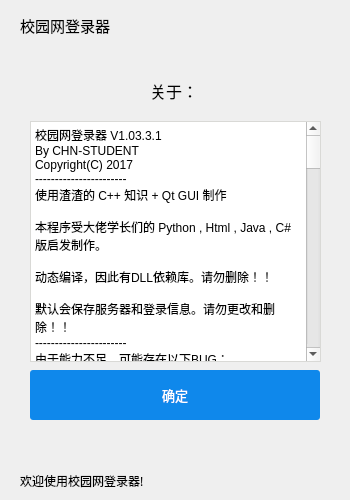
The window that srun-3k-ui/mainwindow.ui (ehaut/srun3k-client-ui) describes before a commit, drawn with Qt 5.
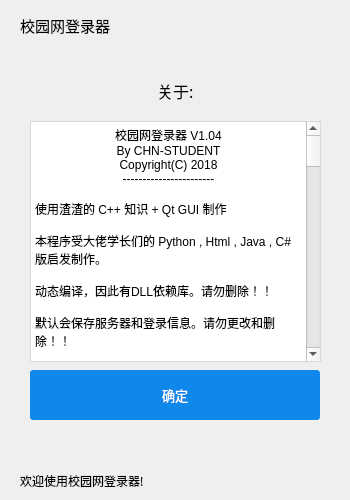
The same window after the commit.

Commit message: 修复公告文件重复写入文件，改变个人信息读取方法，界面居中化改观。

```diff
--- a/srun-3k-ui/mainwindow.ui
+++ b/srun-3k-ui/mainwindow.ui
@@ -1153,25 +1153,6 @@
      </widget>
     </widget>
     <widget class="QWidget" name="about">
-     <widget class="QLabel" name="About_lable">
-      <property name="geometry">
-       <rect>
-        <x>150</x>
-        <y>20</y>
-        <width>91</width>
-        <height>41</height>
-       </rect>
-      </property>
-      <property name="font">
-       <font>
-        <family>微软雅黑</family>
-        <pointsize>12</pointsize>
-       </font>
-      </property>
-      <property name="text">
-       <string>关于：</string>
-      </property>
-     </widget>
      <widget class="QTextBrowser" name="About_show">
       <property name="geometry">
        <rect>
@@ -1201,10 +1182,11 @@
 &lt;html&gt;&lt;head&gt;&lt;meta name=&quot;qrichtext&quot; content=&quot;1&quot; /&gt;&lt;style type=&quot;text/css&quot;&gt;
 p, li { white-space: pre-wrap; }
 &lt;/style&gt;&lt;/head&gt;&lt;body style=&quot; font-family:'SimSun'; font-size:9pt; font-weight:400; font-style:normal;&quot;&gt;
-&lt;p style=&quot; margin-top:0px; margin-bottom:0px; margin-left:0px; margin-right:0px; -qt-block-indent:0; text-indent:0px;&quot;&gt;校园网登录器 V1.03.3.1&lt;/p&gt;
-&lt;p style=&quot; margin-top:0px; margin-bottom:0px; margin-left:0px; margin-right:0px; -qt-block-indent:0; text-indent:0px;&quot;&gt;By CHN-STUDENT&lt;/p&gt;
-&lt;p style=&quot; margin-top:0px; margin-bottom:0px; margin-left:0px; margin-right:0px; -qt-block-indent:0; text-indent:0px;&quot;&gt;Copyright(C) 2017&lt;/p&gt;
-&lt;p style=&quot; margin-top:0px; margin-bottom:0px; margin-left:0px; margin-right:0px; -qt-block-indent:0; text-indent:0px;&quot;&gt;-----------------------&lt;/p&gt;
+&lt;p align=&quot;center&quot; style=&quot; margin-top:0px; margin-bottom:0px; margin-left:0px; margin-right:0px; -qt-block-indent:0; text-indent:0px;&quot;&gt;校园网登录器 V1.04&lt;/p&gt;
+&lt;p align=&quot;center&quot; style=&quot; margin-top:0px; margin-bottom:0px; margin-left:0px; margin-right:0px; -qt-block-indent:0; text-indent:0px;&quot;&gt;By CHN-STUDENT&lt;/p&gt;
+&lt;p align=&quot;center&quot; style=&quot; margin-top:0px; margin-bottom:0px; margin-left:0px; margin-right:0px; -qt-block-indent:0; text-indent:0px;&quot;&gt;Copyright(C) 2018&lt;/p&gt;
+&lt;p align=&quot;center&quot; style=&quot; margin-top:0px; margin-bottom:0px; margin-left:0px; margin-right:0px; -qt-block-indent:0; text-indent:0px;&quot;&gt;-----------------------&lt;/p&gt;
+&lt;p align=&quot;center&quot; style=&quot;-qt-paragraph-type:empty; margin-top:0px; margin-bottom:0px; margin-left:0px; margin-right:0px; -qt-block-indent:0; text-indent:0px;&quot;&gt;&lt;br /&gt;&lt;/p&gt;
 &lt;p style=&quot; margin-top:0px; margin-bottom:0px; margin-left:0px; margin-right:0px; -qt-block-indent:0; text-indent:0px;&quot;&gt;使用渣渣的 C++ 知识 + Qt GUI 制作&lt;/p&gt;
 &lt;p style=&quot;-qt-paragraph-type:empty; margin-top:0px; margin-bottom:0px; margin-left:0px; margin-right:0px; -qt-block-indent:0; text-indent:0px;&quot;&gt;&lt;br /&gt;&lt;/p&gt;
 &lt;p style=&quot; margin-top:0px; margin-bottom:0px; margin-left:0px; margin-right:0px; -qt-block-indent:0; text-indent:0px;&quot;&gt;本程序受大佬学长们的 Python , Html , Java , C#版启发制作。&lt;/p&gt;
@@ -1212,6 +1194,7 @@
 &lt;p style=&quot; margin-top:0px; margin-bottom:0px; margin-left:0px; margin-right:0px; -qt-block-indent:0; text-indent:0px;&quot;&gt;动态编译，因此有DLL依赖库。请勿删除！！&lt;/p&gt;
 &lt;p style=&quot;-qt-paragraph-type:empty; margin-top:0px; margin-bottom:0px; margin-left:0px; margin-right:0px; -qt-block-indent:0; text-indent:0px;&quot;&gt;&lt;br /&gt;&lt;/p&gt;
 &lt;p style=&quot; margin-top:0px; margin-bottom:0px; margin-left:0px; margin-right:0px; -qt-block-indent:0; text-indent:0px;&quot;&gt;默认会保存服务器和登录信息。请勿更改和删除！！&lt;/p&gt;
+&lt;p style=&quot;-qt-paragraph-type:empty; margin-top:0px; margin-bottom:0px; margin-left:0px; margin-right:0px; -qt-block-indent:0; text-indent:0px;&quot;&gt;&lt;br /&gt;&lt;/p&gt;
 &lt;p style=&quot; margin-top:0px; margin-bottom:0px; margin-left:0px; margin-right:0px; -qt-block-indent:0; text-indent:0px;&quot;&gt;-----------------------&lt;/p&gt;
 &lt;p style=&quot; margin-top:0px; margin-bottom:0px; margin-left:0px; margin-right:0px; -qt-block-indent:0; text-indent:0px;&quot;&gt;由于能力不足，可能存在以下BUG：&lt;/p&gt;
 &lt;p style=&quot;-qt-paragraph-type:empty; margin-top:0px; margin-bottom:0px; margin-left:0px; margin-right:0px; -qt-block-indent:0; text-indent:0px;&quot;&gt;&lt;br /&gt;&lt;/p&gt;
@@ -1225,6 +1208,8 @@
 &lt;p style=&quot;-qt-paragraph-type:empty; margin-top:0px; margin-bottom:0px; margin-left:0px; margin-right:0px; -qt-block-indent:0; text-indent:0px;&quot;&gt;&lt;br /&gt;&lt;/p&gt;
 &lt;p style=&quot; margin-top:0px; margin-bottom:0px; margin-left:0px; margin-right:0px; -qt-block-indent:0; text-indent:0px;&quot;&gt;-----------------------&lt;/p&gt;
 &lt;p style=&quot; margin-top:0px; margin-bottom:0px; margin-left:0px; margin-right:0px; -qt-block-indent:0; text-indent:0px;&quot;&gt;更新日志:&lt;/p&gt;
+&lt;p style=&quot; margin-top:0px; margin-bottom:0px; margin-left:0px; margin-right:0px; -qt-block-indent:0; text-indent:0px;&quot;&gt;V1.04 修复公告文件重复写入文件，改变个人信息读取方法，界面居中化改观。&lt;/p&gt;
+&lt;p style=&quot;-qt-paragraph-type:empty; margin-top:0px; margin-bottom:0px; margin-left:0px; margin-right:0px; -qt-block-indent:0; text-indent:0px;&quot;&gt;&lt;br /&gt;&lt;/p&gt;
 &lt;p style=&quot; margin-top:0px; margin-bottom:0px; margin-left:0px; margin-right:0px; -qt-block-indent:0; text-indent:0px;&quot;&gt;V1.03.3.1修复TAB聚焦问题，修复右键菜单选中高亮，支持在关于里直接打开链接。&lt;/p&gt;
 &lt;p style=&quot;-qt-paragraph-type:empty; margin-top:0px; margin-bottom:0px; margin-left:0px; margin-right:0px; -qt-block-indent:0; text-indent:0px;&quot;&gt;&lt;br /&gt;&lt;/p&gt;
 &lt;p style=&quot; margin-top:0px; margin-bottom:0px; margin-left:0px; margin-right:0px; -qt-block-indent:0; text-indent:0px;&quot;&gt;V1.03.3修复开机自启无法读取配置文件的BUG。（感谢 Noisky 大佬）&lt;/p&gt;
@@ -1321,6 +1306,57 @@
        <string>确定</string>
       </property>
      </widget>
+     <widget class="QWidget" name="horizontalLayoutWidget_2">
+      <property name="geometry">
+       <rect>
+        <x>30</x>
+        <y>10</y>
+        <width>291</width>
+        <height>61</height>
+       </rect>
+      </property>
+      <layout class="QHBoxLayout" name="horizontalLayout_2">
+       <item>
+        <spacer name="horizontalSpacer_3">
+         <property name="orientation">
+          <enum>Qt::Horizontal</enum>
+         </property>
+         <property name="sizeHint" stdset="0">
+          <size>
+           <width>40</width>
+           <height>20</height>
+          </size>
+         </property>
+        </spacer>
+       </item>
+       <item>
+        <widget class="QLabel" name="About_lable">
+         <property name="font">
+          <font>
+           <family>微软雅黑</family>
+           <pointsize>12</pointsize>
+          </font>
+         </property>
+         <property name="text">
+          <string>关于:</string>
+         </property>
+        </widget>
+       </item>
+       <item>
+        <spacer name="horizontalSpacer_4">
+         <property name="orientation">
+          <enum>Qt::Horizontal</enum>
+         </property>
+         <property name="sizeHint" stdset="0">
+          <size>
+           <width>40</width>
+           <height>20</height>
+          </size>
+         </property>
+        </spacer>
+       </item>
+      </layout>
+     </widget>
     </widget>
    </widget>
   </widget>
```
Left out of the diff: 134 changed lines with no effect on the pictures. The commit also changes 1 other file.
